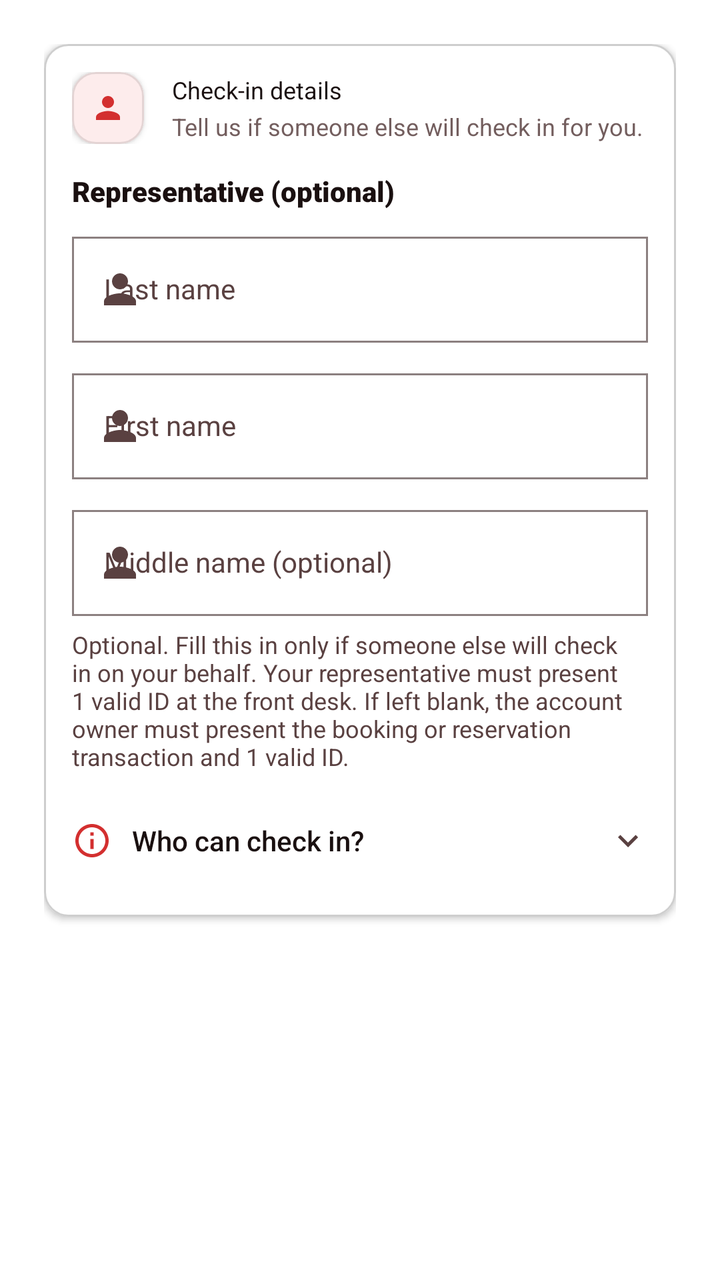
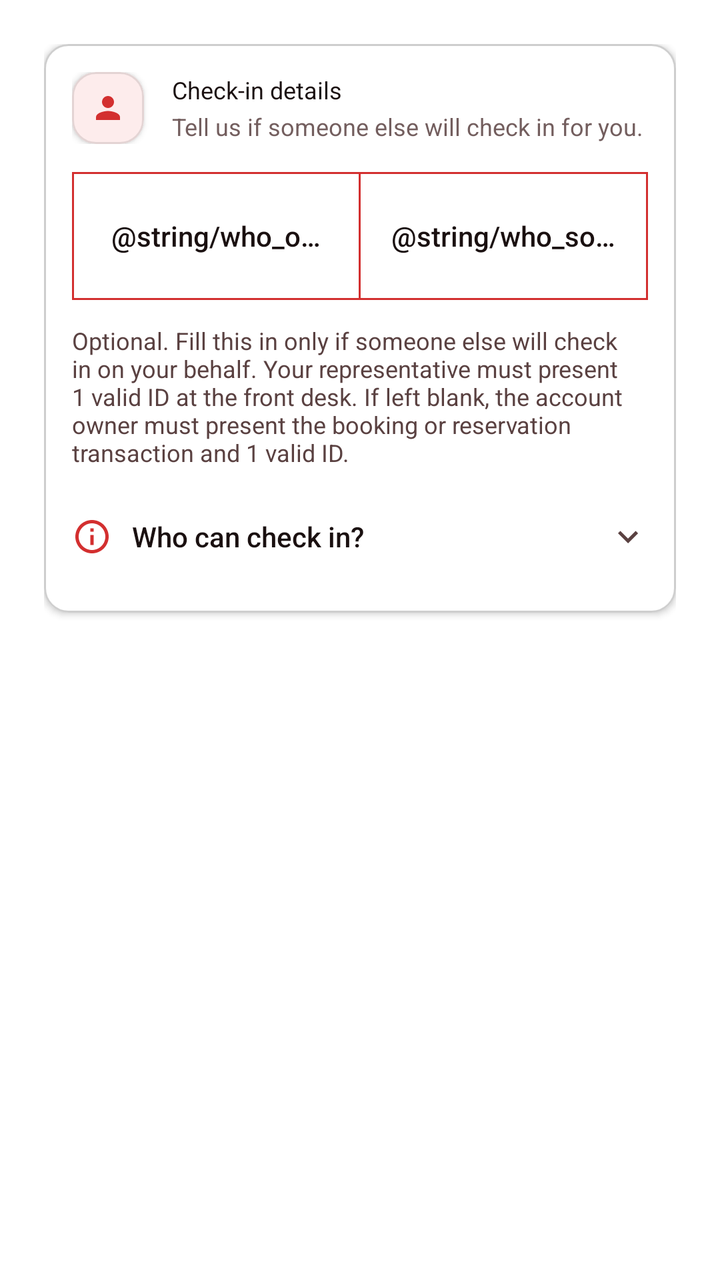

Two renders of the same Android screen: before a commit and after it. Below are the layout's source before the change and the commit's diff.
<!-- AndroidManifest.xml: application theme Theme.VelocitySuites -->
<!-- res/layout/fragment_step4_guest_id.xml -->
<?xml version="1.0" encoding="utf-8"?>
<androidx.core.widget.NestedScrollView xmlns:android="http://schemas.android.com/apk/res/android"
    xmlns:app="http://schemas.android.com/apk/res-auto"
    android:layout_width="match_parent"
    android:layout_height="match_parent"
    android:fillViewport="true"
    android:clipToPadding="false">

    <LinearLayout
        android:layout_width="match_parent"
        android:layout_height="wrap_content"
        android:orientation="vertical"
        android:padding="22dp">

        <com.google.android.material.card.MaterialCardView
            style="@style/Widget.Velocity.Card.Flat"
            android:layout_width="match_parent"
            android:layout_height="wrap_content"
            android:clickable="false"
            android:focusable="false">

            <LinearLayout
                android:layout_width="match_parent"
                android:layout_height="wrap_content"
                android:background="@drawable/bg_flat_box"
                android:orientation="vertical"
                android:padding="14dp">

                <LinearLayout
                    android:layout_width="match_parent"
                    android:layout_height="wrap_content"
                    android:layout_marginBottom="14dp"
                    android:gravity="center_vertical"
                    android:orientation="horizontal">

                    <com.google.android.material.card.MaterialCardView
                        android:layout_width="36dp"
                        android:layout_height="36dp"
                        app:cardBackgroundColor="@color/velocity_red_soft">
                        <ImageView
                            android:layout_width="18dp"
                            android:layout_height="18dp"
                            android:layout_gravity="center"
                            android:importantForAccessibility="no"
                            android:src="@drawable/ic_person"
                            app:tint="@color/velocity_red_primary" />
                    </com.google.android.material.card.MaterialCardView>

                    <LinearLayout
                        android:layout_width="0dp"
                        android:layout_height="wrap_content"
                        android:layout_marginStart="14dp"
                        android:layout_weight="1"
                        android:orientation="vertical">

                        <TextView
                            style="@style/TextAppearance.Velocity.Label.Section"
                            android:layout_width="wrap_content"
                            android:layout_height="wrap_content"
                            android:text="@string/who_is_staying_label"
                            android:textColor="@color/velocity_text_primary"
                            android:textSize="12sp" />

                        <TextView
                            style="@style/TextAppearance.Velocity.Body"
                            android:layout_width="match_parent"
                            android:layout_height="wrap_content"
                            android:layout_marginTop="2dp"
                            android:text="@string/who_is_staying_hint"
                            android:textColor="@color/velocity_text_secondary"
                            android:textSize="12sp" />
                    </LinearLayout>
                </LinearLayout>

                <TextView
                    android:id="@+id/tvRepresentativeTitle"
                    android:layout_width="match_parent"
                    android:layout_height="wrap_content"
                    android:layout_marginBottom="8dp"
                    android:fontFamily="sans-serif-black"
                    android:text="@string/rep_group_title"
                    android:textColor="@color/velocity_text_primary"
                    android:textSize="14sp" />

                <include
                    android:id="@+id/repFields"
                    layout="@layout/view_representative_fields"
                    android:layout_width="match_parent"
                    android:layout_height="wrap_content" />

                
                <TextView
                    android:id="@+id/tvRepresentativeHelper"
                    android:layout_width="match_parent"
                    android:layout_height="wrap_content"
                    android:layout_marginTop="6dp"
                    android:text="@string/representative_name_helper"
                    android:textColor="@color/velocity_text_secondary"
                    android:textSize="12sp" />

                <LinearLayout
                    android:id="@+id/rowRepresentativeWho"
                    android:layout_width="match_parent"
                    android:layout_height="wrap_content"
                    android:layout_marginTop="10dp"
                    android:background="?attr/selectableItemBackground"
                    android:clickable="true"
                    android:focusable="true"
                    android:gravity="center_vertical"
                    android:minHeight="48dp"
                    android:orientation="horizontal">

                    <ImageView
                        android:layout_width="20dp"
                        android:layout_height="20dp"
                        android:importantForAccessibility="no"
                        android:src="@drawable/ic_info"
                        app:tint="@color/velocity_red_primary" />

                    <TextView
                        android:layout_width="0dp"
                        android:layout_height="wrap_content"
                        android:layout_marginStart="10dp"
                        android:layout_weight="1"
                        android:fontFamily="sans-serif-medium"
                        android:text="@string/representative_who_title"
                        android:textColor="@color/velocity_text_primary"
                        android:textSize="14sp" />

                    <ImageView
                        android:id="@+id/ivRepresentativeWhoChevron"
                        android:layout_width="20dp"
                        android:layout_height="20dp"
                        android:importantForAccessibility="no"
                        android:src="@drawable/ic_expand_more"
                        app:tint="@color/velocity_text_secondary" />
                </LinearLayout>

                <TextView
                    android:id="@+id/tvRepresentativeWhoBody"
                    android:layout_width="match_parent"
                    android:layout_height="wrap_content"
                    android:paddingBottom="4dp"
                    android:text="@string/representative_who_body"
                    android:textColor="@color/velocity_text_secondary"
                    android:textSize="13sp"
                    android:visibility="gone" />

            </LinearLayout>
        </com.google.android.material.card.MaterialCardView>

    </LinearLayout>
</androidx.core.widget.NestedScrollView>
<!-- res/layout/view_representative_fields.xml (included above) -->
<?xml version="1.0" encoding="utf-8"?>
<LinearLayout xmlns:android="http://schemas.android.com/apk/res/android"
    xmlns:app="http://schemas.android.com/apk/res-auto"
    android:layout_width="match_parent"
    android:layout_height="wrap_content"
    android:orientation="vertical">

    <com.google.android.material.textfield.TextInputLayout
        android:id="@+id/tilRepLast"
        style="@style/Widget.Velocity.TextInputLayout.Filter.Date"
        android:layout_width="match_parent"
        android:layout_height="wrap_content"
        android:layout_marginBottom="10dp"
        android:hint="@string/rep_last_name_label"
        app:startIconDrawable="@drawable/ic_person">

        <com.google.android.material.textfield.TextInputEditText
            android:id="@+id/etRepLast"
            android:layout_width="match_parent"
            android:layout_height="wrap_content"
            android:imeOptions="actionNext"
            android:inputType="textPersonName|textCapWords"
            android:maxLength="40"
            android:singleLine="true"
            android:textColor="@color/velocity_text_primary"
            android:textSize="14sp" />
    </com.google.android.material.textfield.TextInputLayout>

    <com.google.android.material.textfield.TextInputLayout
        android:id="@+id/tilRepFirst"
        style="@style/Widget.Velocity.TextInputLayout.Filter.Date"
        android:layout_width="match_parent"
        android:layout_height="wrap_content"
        android:layout_marginBottom="10dp"
        android:hint="@string/rep_first_name_label"
        app:startIconDrawable="@drawable/ic_person">

        <com.google.android.material.textfield.TextInputEditText
            android:id="@+id/etRepFirst"
            android:layout_width="match_parent"
            android:layout_height="wrap_content"
            android:imeOptions="actionNext"
            android:inputType="textPersonName|textCapWords"
            android:maxLength="40"
            android:singleLine="true"
            android:textColor="@color/velocity_text_primary"
            android:textSize="14sp" />
    </com.google.android.material.textfield.TextInputLayout>

    <com.google.android.material.textfield.TextInputLayout
        android:id="@+id/tilRepMiddle"
        style="@style/Widget.Velocity.TextInputLayout.Filter.Date"
        android:layout_width="match_parent"
        android:layout_height="wrap_content"
        android:hint="@string/rep_middle_name_label"
        app:startIconDrawable="@drawable/ic_person">

        <com.google.android.material.textfield.TextInputEditText
            android:id="@+id/etRepMiddle"
            android:layout_width="match_parent"
            android:layout_height="wrap_content"
            android:imeOptions="actionDone"
            android:inputType="textPersonName|textCapWords"
            android:maxLength="40"
            android:singleLine="true"
            android:textColor="@color/velocity_text_primary"
            android:textSize="14sp" />
    </com.google.android.material.textfield.TextInputLayout>
</LinearLayout>
<!-- resources referenced by this layout -->
<resources>
  <color name="velocity_red_primary">#D32F2F</color>
  <color name="velocity_red_soft">#FDECEC</color>
  <color name="velocity_text_primary">#1A1010</color>
  <color name="velocity_text_secondary">#5A4141</color>
  <string name="rep_first_name_label">First name</string>
  <string name="rep_group_title">Representative (optional)</string>
  <string name="rep_last_name_label">Last name</string>
  <string name="rep_middle_name_label">Middle name (optional)</string>
  <string name="representative_name_helper">Optional. Fill this in only if someone else will check in on your behalf. Your representative must present 1 valid ID at the front desk. If left blank, the account owner must present the booking or reservation transaction and 1 valid ID.</string>
  <string name="representative_who_body">You may skip this field if you, the account owner, will personally handle the transaction at the hotel. Fill it in only if another person will represent your booking or reservation at the hotel. Your representative must present one (1) valid ID at the front desk. If you leave this blank, you (the account owner) must personally present the booking or reservation at the hotel, together with one (1) valid ID.</string>
  <string name="representative_who_title">Who can check in?</string>
  <string name="who_is_staying_hint">Tell us if someone else will check in for you.</string>
  <string name="who_is_staying_label">Check-in details</string>
  <color name="velocity_surface_elevated">#FFFFFF</color>
  <color name="velocity_divider_hairline">#1A000000</color>
  <dimen name="card_corner_radius">12dp</dimen>
  <color name="black">#FF000000</color>
  <dimen name="card_elevation">2dp</dimen>
  <color name="velocity_red_dark">#7F1212</color>
  <color name="white">#FFFFFFFF</color>
  <color name="velocity_red_rose">#EF5350</color>
  <color name="velocity_red_deep">#5A0A0A</color>
  <style name="TextAppearance.Velocity.Base.Headline1" parent="TextAppearance.MaterialComponents.Headline1">
          <item name="android:letterSpacing">0</item>
      </style>
  <style name="TextAppearance.Velocity.Base.Headline2" parent="TextAppearance.MaterialComponents.Headline2">
          <item name="android:letterSpacing">0</item>
      </style>
  <style name="TextAppearance.Velocity.Base.Headline3" parent="TextAppearance.MaterialComponents.Headline3">
          <item name="android:letterSpacing">0</item>
      </style>
  <style name="TextAppearance.Velocity.Base.Headline4" parent="TextAppearance.MaterialComponents.Headline4">
          <item name="android:letterSpacing">0</item>
      </style>
  <style name="TextAppearance.Velocity.Base.Headline5" parent="TextAppearance.MaterialComponents.Headline5">
          <item name="android:letterSpacing">0</item>
      </style>
  <style name="TextAppearance.Velocity.Base.Headline6" parent="TextAppearance.MaterialComponents.Headline6">
          <item name="android:letterSpacing">0</item>
      </style>
  <style name="TextAppearance.Velocity.Base.Subtitle1" parent="TextAppearance.MaterialComponents.Subtitle1">
          <item name="android:letterSpacing">0</item>
      </style>
  <style name="TextAppearance.Velocity.Base.Subtitle2" parent="TextAppearance.MaterialComponents.Subtitle2">
          <item name="android:letterSpacing">0</item>
      </style>
  <style name="TextAppearance.Velocity.Base.Body1" parent="TextAppearance.MaterialComponents.Body1">
          <item name="android:letterSpacing">0</item>
      </style>
  <style name="TextAppearance.Velocity.Base.Body2" parent="TextAppearance.MaterialComponents.Body2">
          <item name="android:letterSpacing">0</item>
      </style>
  <style name="TextAppearance.Velocity.Base.Caption" parent="TextAppearance.MaterialComponents.Caption">
          <item name="android:letterSpacing">0</item>
      </style>
  <style name="ShapeAppearance.Velocity.Square" parent="">
          <item name="cornerFamily">rounded</item>
          <item name="cornerSize">0dp</item>
      </style>
  <!-- unchanged entries left out for length: 24 -->
</resources>

<!-- the commit's change to res/layout/fragment_step4_guest_id.xml (unified diff, before → after) -->
@@ -1,6 +1,7 @@
 <?xml version="1.0" encoding="utf-8"?>
 <androidx.core.widget.NestedScrollView xmlns:android="http://schemas.android.com/apk/res/android"
     xmlns:app="http://schemas.android.com/apk/res-auto"
+    xmlns:tools="http://schemas.android.com/tools"
     android:layout_width="match_parent"
     android:layout_height="match_parent"
     android:fillViewport="true"
@@ -37,6 +38,7 @@
                         android:layout_width="36dp"
                         android:layout_height="36dp"
                         app:cardBackgroundColor="@color/velocity_red_soft">
+
                         <ImageView
                             android:layout_width="18dp"
                             android:layout_height="18dp"
@@ -72,28 +74,107 @@
                     </LinearLayout>
                 </LinearLayout>
 
+                
+                <com.google.android.material.button.MaterialButtonToggleGroup
+                    android:id="@+id/toggleWho"
+                    android:layout_width="match_parent"
+                    android:layout_height="wrap_content"
+                    app:selectionRequired="false"
+                    app:singleSelection="true">
+
+                    <com.google.android.material.button.MaterialButton
+                        android:id="@+id/btnWhoOwner"
+                        style="@style/Widget.Velocity.Flat.Button.Outlined"
+                        android:layout_width="0dp"
+                        android:layout_height="64dp"
+                        android:layout_weight="1"
+                        android:text="@string/who_owner_me"
+                        android:textColor="@color/velocity_text_primary"
+                        android:textSize="14sp" />
+
+                    <com.google.android.material.button.MaterialButton
+                        android:id="@+id/btnWhoOther"
+                        style="@style/Widget.Velocity.Flat.Button.Outlined"
+                        android:layout_width="0dp"
+                        android:layout_height="64dp"
+                        android:layout_weight="1"
+                        android:text="@string/who_someone_else"
+                        android:textColor="@color/velocity_text_primary"
+                        android:textSize="14sp" />
+                </com.google.android.material.button.MaterialButtonToggleGroup>
+
                 <TextView
-                    android:id="@+id/tvRepresentativeTitle"
-                    android:layout_width="match_parent"
-                    android:layout_height="wrap_content"
-                    android:layout_marginBottom="8dp"
-                    android:fontFamily="sans-serif-black"
-                    android:text="@string/rep_group_title"
-                    android:textColor="@color/velocity_text_primary"
-                    android:textSize="14sp" />
-
-                <include
-                    android:id="@+id/repFields"
-                    layout="@layout/view_representative_fields"
-                    android:layout_width="match_parent"
-                    android:layout_height="wrap_content" />
+                    android:id="@+id/tvWhoError"
+                    android:layout_width="match_parent"
+                    android:layout_height="wrap_content"
+                    android:layout_marginTop="8dp"
+                    android:fontFamily="sans-serif-medium"
+                    android:text="@string/who_choose_error"
+                    android:textColor="@color/velocity_action_text"
+                    android:textSize="13sp"
+                    android:visibility="gone"
+                    tools:visibility="visible" />
+
+                
+                <LinearLayout
+                    android:id="@+id/layoutWhoOwner"
+                    android:layout_width="match_parent"
+                    android:layout_height="wrap_content"
+                    android:layout_marginTop="14dp"
+                    android:orientation="vertical"
+                    android:visibility="gone">
+
+                    <include
+                        android:id="@+id/ownerFields"
+                        layout="@layout/view_representative_fields"
+                        android:layout_width="match_parent"
+                        android:layout_height="wrap_content" />
+
+                    <TextView
+                        android:id="@+id/tvOwnerNotYou"
+                        android:layout_width="match_parent"
+                        android:layout_height="wrap_content"
+                        android:layout_marginTop="6dp"
+                        android:background="?attr/selectableItemBackground"
+                        android:minHeight="48dp"
+                        android:gravity="center_vertical"
+                        android:text="@string/who_not_you"
+                        android:textColor="@color/velocity_action_text"
+                        android:textSize="13sp" />
+
+                    <TextView
+                        android:id="@+id/tvOwnerProfileMissing"
+                        android:layout_width="match_parent"
+                        android:layout_height="wrap_content"
+                        android:fontFamily="sans-serif-medium"
+                        android:text="@string/who_owner_profile_missing"
+                        android:textColor="@color/velocity_action_text"
+                        android:textSize="13sp"
+                        android:visibility="gone" />
+                </LinearLayout>
+
+                
+                <LinearLayout
+                    android:id="@+id/layoutWhoOther"
+                    android:layout_width="match_parent"
+                    android:layout_height="wrap_content"
+                    android:layout_marginTop="14dp"
+                    android:orientation="vertical"
+                    android:visibility="gone">
+
+                    <include
+                        android:id="@+id/otherFields"
+                        layout="@layout/view_representative_fields"
+                        android:layout_width="match_parent"
+                        android:layout_height="wrap_content" />
+                </LinearLayout>
 
                 
                 <TextView
                     android:id="@+id/tvRepresentativeHelper"
                     android:layout_width="match_parent"
                     android:layout_height="wrap_content"
-                    android:layout_marginTop="6dp"
+                    android:layout_marginTop="12dp"
                     android:text="@string/representative_name_helper"
                     android:textColor="@color/velocity_text_secondary"
                     android:textSize="12sp" />
<!-- resource entries referenced after the edit -->
@@ -1,11 +1,11 @@
 <!-- resources referenced by this layout -->
 <resources>
+  <color name="velocity_action_text">#B71C1C</color>
   <color name="velocity_red_primary">#D32F2F</color>
   <color name="velocity_red_soft">#FDECEC</color>
   <color name="velocity_text_primary">#1A1010</color>
   <color name="velocity_text_secondary">#5A4141</color>
   <string name="rep_first_name_label">First name</string>
-  <string name="rep_group_title">Representative (optional)</string>
   <string name="rep_last_name_label">Last name</string>
   <string name="rep_middle_name_label">Middle name (optional)</string>
   <string name="representative_name_helper">Optional. Fill this in only if someone else will check in on your behalf. Your representative must present 1 valid ID at the front desk. If left blank, the account owner must present the booking or reservation transaction and 1 valid ID.</string>
